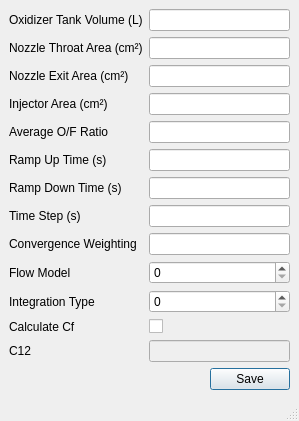
Above: UI/variables.ui from waterloo-rocketry/OpenThrustPy before the change. Below: the same form after it.
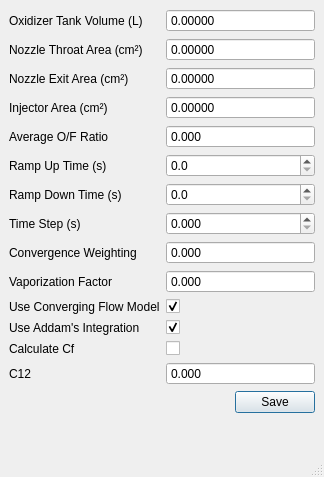
That is the form after the change. Icons and pictures are not drawn.

```diff
--- a/UI/variables.ui
+++ b/UI/variables.ui
@@ -6,8 +6,8 @@
    <rect>
     <x>0</x>
     <y>0</y>
-    <width>299</width>
-    <height>405</height>
+    <width>324</width>
+    <height>477</height>
    </rect>
   </property>
   <property name="windowTitle">
@@ -27,215 +27,309 @@
      </widget>
     </item>
     <item row="0" column="1">
-     <widget class="QLineEdit" name="lineEditOxTank">
-      <property name="sizePolicy">
-       <sizepolicy hsizetype="MinimumExpanding" vsizetype="Fixed">
-        <horstretch>0</horstretch>
-        <verstretch>0</verstretch>
-       </sizepolicy>
+     <widget class="QDoubleSpinBox" name="SpinBoxOxTank">
+      <property name="inputMethodHints">
+       <set>Qt::ImhNone</set>
       </property>
-     </widget>
-    </item>
-    <item row="4" column="1">
-     <widget class="QLineEdit" name="lineEditOxFuel">
-      <property name="sizePolicy">
-       <sizepolicy hsizetype="MinimumExpanding" vsizetype="Fixed">
-        <horstretch>0</horstretch>
-        <verstretch>0</verstretch>
-       </sizepolicy>
+      <property name="buttonSymbols">
+       <enum>QAbstractSpinBox::NoButtons</enum>
       </property>
-     </widget>
-    </item>
-    <item row="5" column="1">
-     <widget class="QLineEdit" name="lineEditRampUp"/>
-    </item>
-    <item row="6" column="1">
-     <widget class="QLineEdit" name="lineEditRampDown">
-      <property name="sizePolicy">
-       <sizepolicy hsizetype="MinimumExpanding" vsizetype="Fixed">
-        <horstretch>0</horstretch>
-        <verstretch>0</verstretch>
-       </sizepolicy>
+      <property name="correctionMode">
+       <enum>QAbstractSpinBox::CorrectToNearestValue</enum>
       </property>
-     </widget>
-    </item>
-    <item row="9" column="1">
-     <widget class="QSpinBox" name="spinBoxFlowModel">
-      <property name="sizePolicy">
-       <sizepolicy hsizetype="MinimumExpanding" vsizetype="Fixed">
-        <horstretch>0</horstretch>
-        <verstretch>0</verstretch>
-       </sizepolicy>
+      <property name="showGroupSeparator" stdset="0">
+       <bool>false</bool>
       </property>
+      <property name="decimals">
+       <number>5</number>
+      </property>
      </widget>
     </item>
-    <item row="1" column="0">
+    <item row="2" column="0">
      <widget class="QLabel" name="labelThroatA">
       <property name="text">
        <string>Nozzle Throat Area (cm²)</string>
       </property>
      </widget>
     </item>
-    <item row="13" column="1">
-     <widget class="QDialogButtonBox" name="buttonBox">
-      <property name="standardButtons">
-       <set>QDialogButtonBox::Save</set>
+    <item row="2" column="1">
+     <widget class="QDoubleSpinBox" name="SpinBoxThroatA">
+      <property name="buttonSymbols">
+       <enum>QAbstractSpinBox::NoButtons</enum>
       </property>
-      <property name="centerButtons">
-       <bool>false</bool>
+      <property name="correctionMode">
+       <enum>QAbstractSpinBox::CorrectToNearestValue</enum>
       </property>
-     </widget>
-    </item>
-    <item row="1" column="1">
-     <widget class="QLineEdit" name="lineEditThroatA">
-      <property name="sizePolicy">
-       <sizepolicy hsizetype="MinimumExpanding" vsizetype="Fixed">
-        <horstretch>0</horstretch>
-        <verstretch>0</verstretch>
-       </sizepolicy>
+      <property name="decimals">
+       <number>5</number>
       </property>
      </widget>
     </item>
-    <item row="4" column="0">
-     <widget class="QLabel" name="labelOxfuel">
-      <property name="text">
-       <string>Average O/F Ratio</string>
-      </property>
-     </widget>
-    </item>
-    <item row="2" column="0">
+    <item row="3" column="0">
      <widget class="QLabel" name="labelExitA">
       <property name="text">
        <string>Nozzle Exit Area (cm²)</string>
       </property>
      </widget>
     </item>
+    <item row="3" column="1">
+     <widget class="QDoubleSpinBox" name="SpinBoxExitA">
+      <property name="buttonSymbols">
+       <enum>QAbstractSpinBox::NoButtons</enum>
+      </property>
+      <property name="correctionMode">
+       <enum>QAbstractSpinBox::CorrectToNearestValue</enum>
+      </property>
+      <property name="decimals">
+       <number>5</number>
+      </property>
+      <property name="maximum">
+       <double>1000.000000000000000</double>
+      </property>
+     </widget>
+    </item>
+    <item row="4" column="0">
+     <widget class="QLabel" name="labelInjA">
+      <property name="text">
+       <string>Injector Area (cm²)</string>
+      </property>
+     </widget>
+    </item>
+    <item row="4" column="1">
+     <widget class="QDoubleSpinBox" name="SpinBoxInjA">
+      <property name="buttonSymbols">
+       <enum>QAbstractSpinBox::NoButtons</enum>
+      </property>
+      <property name="correctionMode">
+       <enum>QAbstractSpinBox::CorrectToNearestValue</enum>
+      </property>
+      <property name="decimals">
+       <number>5</number>
+      </property>
+      <property name="maximum">
+       <double>1000.000000000000000</double>
+      </property>
+     </widget>
+    </item>
     <item row="5" column="0">
+     <widget class="QLabel" name="labelOxfuel">
+      <property name="text">
+       <string>Average O/F Ratio</string>
+      </property>
+     </widget>
+    </item>
+    <item row="5" column="1">
+     <widget class="QDoubleSpinBox" name="SpinBoxOxFuel">
+      <property name="buttonSymbols">
+       <enum>QAbstractSpinBox::NoButtons</enum>
+      </property>
+      <property name="correctionMode">
+       <enum>QAbstractSpinBox::CorrectToNearestValue</enum>
+      </property>
+      <property name="decimals">
+       <number>3</number>
+      </property>
+     </widget>
+    </item>
+    <item row="6" column="0">
      <widget class="QLabel" name="labelRampUp">
       <property name="text">
        <string>Ramp Up Time (s)</string>
       </property>
      </widget>
     </item>
-    <item row="6" column="0">
+    <item row="6" column="1">
+     <widget class="QDoubleSpinBox" name="SpinBoxRampUp">
+      <property name="buttonSymbols">
+       <enum>QAbstractSpinBox::UpDownArrows</enum>
+      </property>
+      <property name="correctionMode">
+       <enum>QAbstractSpinBox::CorrectToNearestValue</enum>
+      </property>
+      <property name="decimals">
+       <number>1</number>
+      </property>
+      <property name="maximum">
+       <double>60.000000000000000</double>
+      </property>
+     </widget>
+    </item>
+    <item row="7" column="0">
      <widget class="QLabel" name="labelRampDown">
       <property name="text">
        <string>Ramp Down Time (s)</string>
       </property>
      </widget>
     </item>
-    <item row="7" column="0">
+    <item row="7" column="1">
+     <widget class="QDoubleSpinBox" name="SpinBoxRampDown">
+      <property name="buttonSymbols">
+       <enum>QAbstractSpinBox::UpDownArrows</enum>
+      </property>
+      <property name="correctionMode">
+       <enum>QAbstractSpinBox::CorrectToNearestValue</enum>
+      </property>
+      <property name="decimals">
+       <number>1</number>
+      </property>
+      <property name="maximum">
+       <double>60.000000000000000</double>
+      </property>
+     </widget>
+    </item>
+    <item row="8" column="0">
      <widget class="QLabel" name="labelTimeStep">
       <property name="text">
        <string>Time Step (s)</string>
       </property>
      </widget>
     </item>
-    <item row="8" column="0">
+    <item row="8" column="1">
+     <widget class="QDoubleSpinBox" name="SpinBoxTimeStep">
+      <property name="buttonSymbols">
+       <enum>QAbstractSpinBox::UpDownArrows</enum>
+      </property>
+      <property name="correctionMode">
+       <enum>QAbstractSpinBox::CorrectToNearestValue</enum>
+      </property>
+      <property name="decimals">
+       <number>3</number>
+      </property>
+      <property name="maximum">
+       <double>1.000000000000000</double>
+      </property>
+      <property name="singleStep">
+       <double>0.005000000000000</double>
+      </property>
+     </widget>
+    </item>
+    <item row="9" column="0">
      <widget class="QLabel" name="labelConvWeight">
       <property name="text">
        <string>Convergence Weighting</string>
       </property>
      </widget>
     </item>
-    <item row="9" column="0">
+    <item row="9" column="1">
+     <widget class="QDoubleSpinBox" name="SpinBoxConverge">
+      <property name="buttonSymbols">
+       <enum>QAbstractSpinBox::NoButtons</enum>
+      </property>
+      <property name="correctionMode">
+       <enum>QAbstractSpinBox::CorrectToNearestValue</enum>
+      </property>
+      <property name="decimals">
+       <number>3</number>
+      </property>
+      <property name="maximum">
+       <double>1.000000000000000</double>
+      </property>
+     </widget>
+    </item>
+    <item row="11" column="0">
      <widget class="QLabel" name="labelFlowModel">
       <property name="text">
-       <string>Flow Model</string>
+       <string>Use Converging Flow Model</string>
       </property>
      </widget>
     </item>
-    <item row="10" column="0">
+    <item row="12" column="0">
      <widget class="QLabel" name="labelIntType">
       <property name="text">
-       <string>Integration Type</string>
+       <string>Use Addam's Integration</string>
       </property>
      </widget>
     </item>
-    <item row="11" column="1">
-     <widget class="QCheckBox" name="checkBoxCalcCf">
-      <property name="text">
-       <string/>
-      </property>
-     </widget>
-    </item>
-    <item row="11" column="0">
+    <item row="13" column="0">
      <widget class="QLabel" name="labelCalcCf">
       <property name="text">
        <string>Calculate Cf</string>
       </property>
      </widget>
     </item>
-    <item row="12" column="0">
+    <item row="13" column="1">
+     <widget class="QCheckBox" name="checkBoxCalcCf">
+      <property name="text">
+       <string/>
+      </property>
+     </widget>
+    </item>
+    <item row="14" column="0">
      <widget class="QLabel" name="labelC12">
       <property name="text">
        <string>C12</string>
       </property>
      </widget>
     </item>
+    <item row="16" column="1">
+     <widget class="QDialogButtonBox" name="buttonBox">
+      <property name="standardButtons">
+       <set>QDialogButtonBox::Save</set>
+      </property>
+      <property name="centerButtons">
+       <bool>false</bool>
+      </property>
+     </widget>
+    </item>
     <item row="12" column="1">
-     <widget class="QLineEdit" name="lineEditC12">
-      <property name="enabled">
+     <widget class="QCheckBox" name="checkBoxIntType">
+      <property name="text">
+       <string/>
+      </property>
+      <property name="checked">
+       <bool>true</bool>
+      </property>
+      <property name="tristate">
        <bool>false</bool>
       </property>
-      <property name="sizePolicy">
-       <sizepolicy hsizetype="MinimumExpanding" vsizetype="Fixed">
-        <horstretch>0</horstretch>
-        <verstretch>0</verstretch>
-       </sizepolicy>
+     </widget>
+    </item>
+    <item row="11" column="1">
+     <widget class="QCheckBox" name="checkBoxFlowModel">
+      <property name="text">
+       <string/>
+      </property>
+      <property name="checked">
+       <bool>true</bool>
+      </property>
+     </widget>
+    </item>
+    <item row="10" column="0">
+     <widget class="QLabel" name="labelVaporization">
+      <property name="text">
+       <string>Vaporization Factor</string>
       </property>
      </widget>
     </item>
     <item row="10" column="1">
-     <widget class="QSpinBox" name="spinBoxIntType">
-      <property name="sizePolicy">
-       <sizepolicy hsizetype="MinimumExpanding" vsizetype="Fixed">
-        <horstretch>0</horstretch>
-        <verstretch>0</verstretch>
-       </sizepolicy>
+     <widget class="QDoubleSpinBox" name="SpinBoxVaporFactor">
+      <property name="buttonSymbols">
+       <enum>QAbstractSpinBox::NoButtons</enum>
       </property>
-     </widget>
-    </item>
-    <item row="7" column="1">
-     <widget class="QLineEdit" name="lineEditTimeStep">
-      <property name="sizePolicy">
-       <sizepolicy hsizetype="MinimumExpanding" vsizetype="Fixed">
-        <horstretch>0</horstretch>
-        <verstretch>0</verstretch>
-       </sizepolicy>
+      <property name="correctionMode">
+       <enum>QAbstractSpinBox::CorrectToNearestValue</enum>
       </property>
-     </widget>
-    </item>
-    <item row="8" column="1">
-     <widget class="QLineEdit" name="lineEditConvWeight">
-      <property name="sizePolicy">
-       <sizepolicy hsizetype="MinimumExpanding" vsizetype="Fixed">
-        <horstretch>0</horstretch>
-        <verstretch>0</verstretch>
-       </sizepolicy>
+      <property name="decimals">
+       <number>3</number>
       </property>
-     </widget>
-    </item>
-    <item row="2" column="1">
-     <widget class="QLineEdit" name="lineEditExitA">
-      <property name="sizePolicy">
-       <sizepolicy hsizetype="MinimumExpanding" vsizetype="Fixed">
-        <horstretch>0</horstretch>
-        <verstretch>0</verstretch>
-       </sizepolicy>
+      <property name="maximum">
+       <double>1.000000000000000</double>
       </property>
      </widget>
     </item>
-    <item row="3" column="0">
-     <widget class="QLabel" name="labelInjArea">
-      <property name="text">
-       <string>Injector Area (cm²)</string>
+    <item row="14" column="1">
+     <widget class="QDoubleSpinBox" name="SpinBoxC12">
+      <property name="buttonSymbols">
+       <enum>QAbstractSpinBox::NoButtons</enum>
       </property>
+      <property name="correctionMode">
+       <enum>QAbstractSpinBox::CorrectToNearestValue</enum>
+      </property>
+      <property name="decimals">
+       <number>3</number>
+      </property>
      </widget>
     </item>
-    <item row="3" column="1">
-     <widget class="QLineEdit" name="lineEditInjArea"/>
-    </item>
    </layout>
   </widget>
   <widget class="QStatusBar" name="statusbar"/>
```
Left out of the diff: 27 changed lines with no effect on the pictures.
